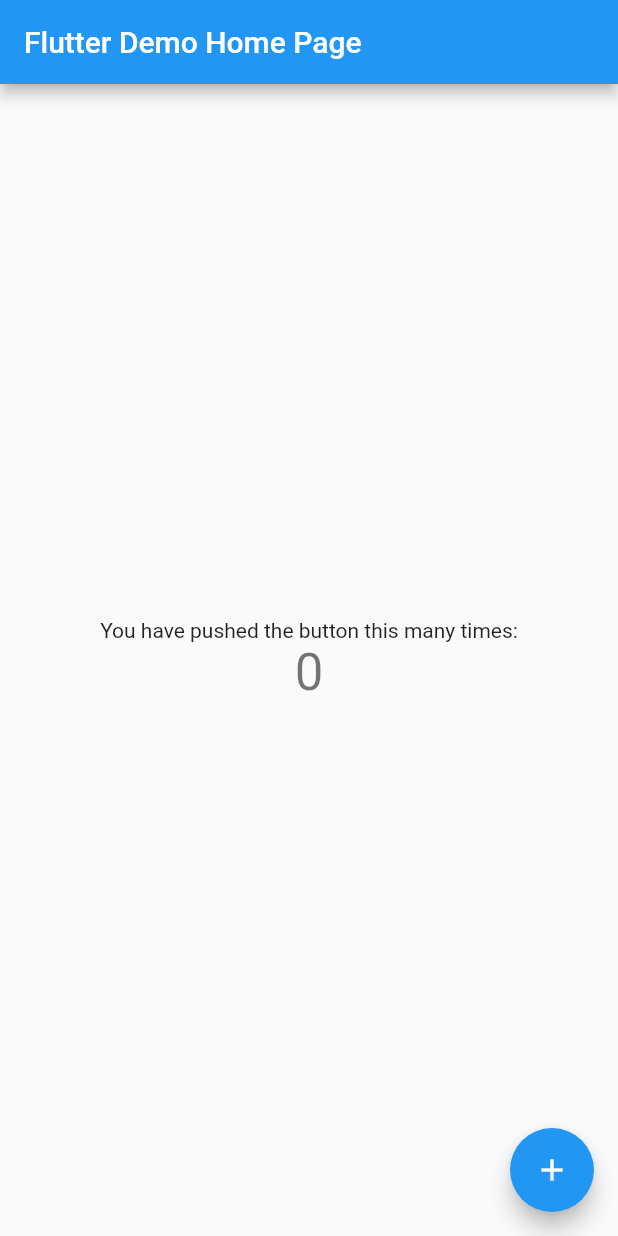
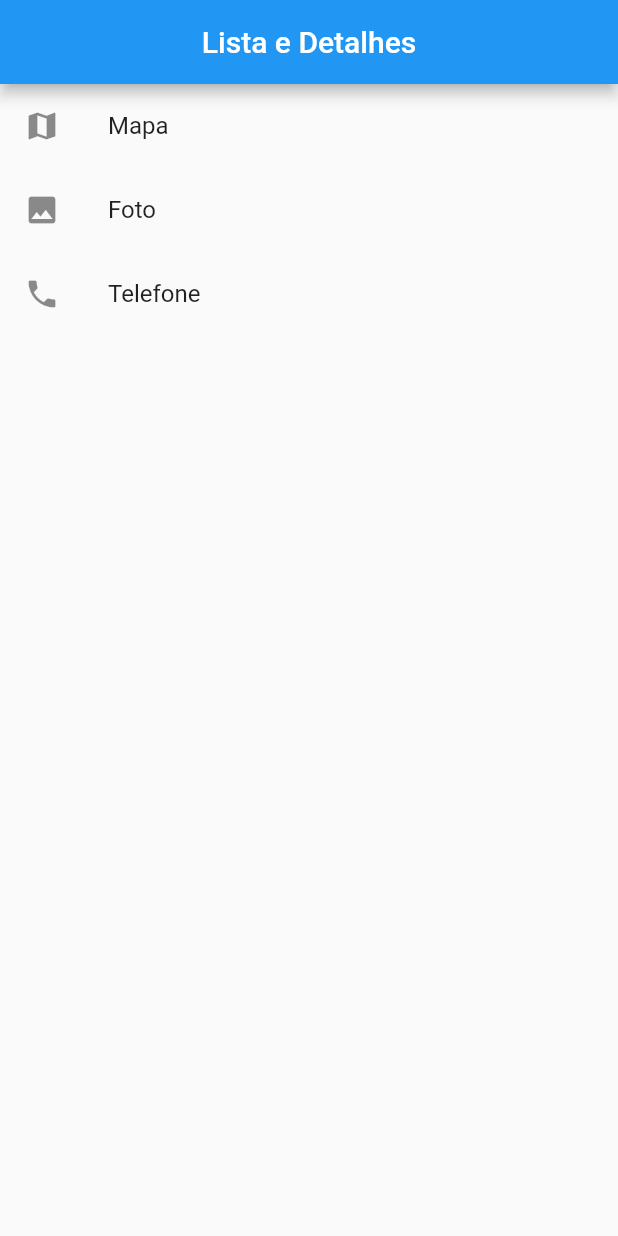
Before and after one commit to L1malucas/listdetails, a Flutter app: the screen it shows after launch, on a phone screen of 412 x 824 dp. Run offline on Flutter 3.47's test engine with Material 2 defaults, Android fonts, the phone set to English and light mode, and no system bars.

Commit message:
listView feita

```diff
--- /dev/null
+++ b/lib/homePage.dart
@@ -0,0 +1,31 @@
+import 'package:flutter/material.dart';
+
+class HomePage extends StatelessWidget {
+  const HomePage({super.key});
+
+  @override
+  Widget build(BuildContext context) {
+    return Scaffold(
+      appBar: AppBar(
+        title: const Text('Lista e Detalhes'),
+        centerTitle: true,
+      ),
+      body: ListView(
+        children: const [
+          ListTile(
+            leading: Icon(Icons.map),
+            title: Text('Mapa'),
+          ),
+          ListTile(
+            leading: Icon(Icons.photo),
+            title: Text('Foto'),
+          ),
+          ListTile(
+            leading: Icon(Icons.phone),
+            title: Text('Telefone'),
+          )
+        ],
+      ),
+    );
+  }
+}
--- a/lib/main.dart
+++ b/lib/main.dart
@@ -1,115 +1,18 @@
 import 'package:flutter/material.dart';
+import 'homePage.dart';
 
 void main() {
-  runApp(const MyApp());
+  runApp(const ListApp());
 }
 
-class MyApp extends StatelessWidget {
-  const MyApp({super.key});
+class ListApp extends StatelessWidget {
+  const ListApp({super.key});
 
-  // This widget is the root of your application.
   @override
   Widget build(BuildContext context) {
-    return MaterialApp(
-      title: 'Flutter Demo',
-      theme: ThemeData(
-        // This is the theme of your application.
-        //
-        // Try running your application with "flutter run". You'll see the
-        // application has a blue toolbar. Then, without quitting the app, try
-        // changing the primarySwatch below to Colors.green and then invoke
-        // "hot reload" (press "r" in the console where you ran "flutter run",
-        // or simply save your changes to "hot reload" in a Flutter IDE).
-        // Notice that the counter didn't reset back to zero; the application
-        // is not restarted.
-        primarySwatch: Colors.blue,
-      ),
-      home: const MyHomePage(title: 'Flutter Demo Home Page'),
+    return const MaterialApp(
+      debugShowCheckedModeBanner: false,
+      home: HomePage(),
     );
   }
 }
-
-class MyHomePage extends StatefulWidget {
-  const MyHomePage({super.key, required this.title});
-
-  // This widget is the home page of your application. It is stateful, meaning
-  // that it has a State object (defined below) that contains fields that affect
-  // how it looks.
-
-  // This class is the configuration for the state. It holds the values (in this
-  // case the title) provided by the parent (in this case the App widget) and
-  // used by the build method of the State. Fields in a Widget subclass are
-  // always marked "final".
-
-  final String title;
-
-  @override
-  State<MyHomePage> createState() => _MyHomePageState();
-}
-
-class _MyHomePageState extends State<MyHomePage> {
-  int _counter = 0;
-
-  void _incrementCounter() {
-    setState(() {
-      // This call to setState tells the Flutter framework that something has
-      // changed in this State, which causes it to rerun the build method below
-      // so that the display can reflect the updated values. If we changed
-      // _counter without calling setState(), then the build method would not be
-      // called again, and so nothing would appear to happen.
-      _counter++;
-    });
-  }
-
-  @override
-  Widget build(BuildContext context) {
-    // This method is rerun every time setState is called, for instance as done
-    // by the _incrementCounter method above.
-    //
-    // The Flutter framework has been optimized to make rerunning build methods
-    // fast, so that you can just rebuild anything that needs updating rather
-    // than having to individually change instances of widgets.
-    return Scaffold(
-      appBar: AppBar(
-        // Here we take the value from the MyHomePage object that was created by
-        // the App.build method, and use it to set our appbar title.
-        title: Text(widget.title),
-      ),
-      body: Center(
-        // Center is a layout widget. It takes a single child and positions it
-        // in the middle of the parent.
-        child: Column(
-          // Column is also a layout widget. It takes a list of children and
-          // arranges them vertically. By default, it sizes itself to fit its
-          // children horizontally, and tries to be as tall as its parent.
-          //
-          // Invoke "debug painting" (press "p" in the console, choose the
-          // "Toggle Debug Paint" action from the Flutter Inspector in Android
-          // Studio, or the "Toggle Debug Paint" command in Visual Studio Code)
-          // to see the wireframe for each widget.
-          //
-          // Column has various properties to control how it sizes itself and
-          // how it positions its children. Here we use mainAxisAlignment to
-          // center the children vertically; the main axis here is the vertical
-          // axis because Columns are vertical (the cross axis would be
-          // horizontal).
-          mainAxisAlignment: MainAxisAlignment.center,
-          children: <Widget>[
-            const Text(
-              'You have pushed the button this many times:',
-            ),
-            Text(
-              '$_counter',
-              style: Theme.of(context).textTheme.headline4,
-            ),
-          ],
-        ),
-      ),
-      floatingActionButton: FloatingActionButton(
-        onPressed: _incrementCounter,
-        tooltip: 'Increment',
-        child: const Icon(Icons.add),
-      ), // This trailing comma makes auto-formatting nicer for build methods.
-    );
-  }
-}
```
Also changed, not shown: 2 other files.
